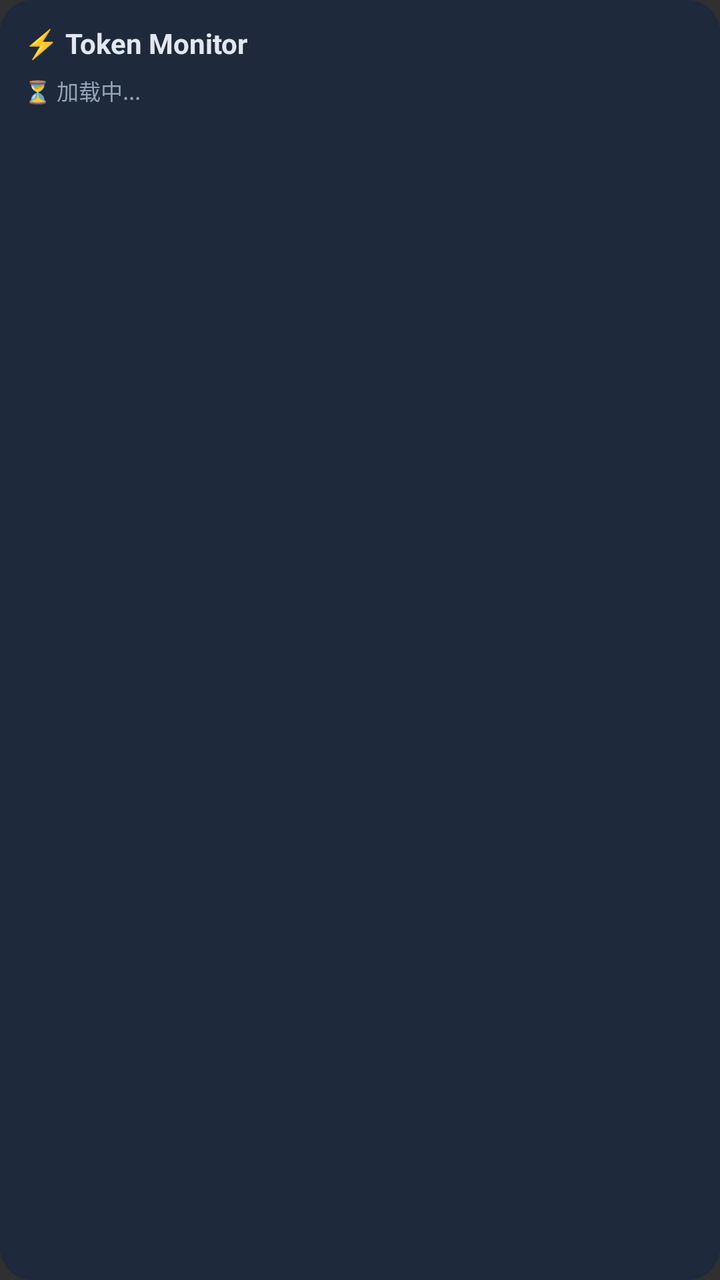
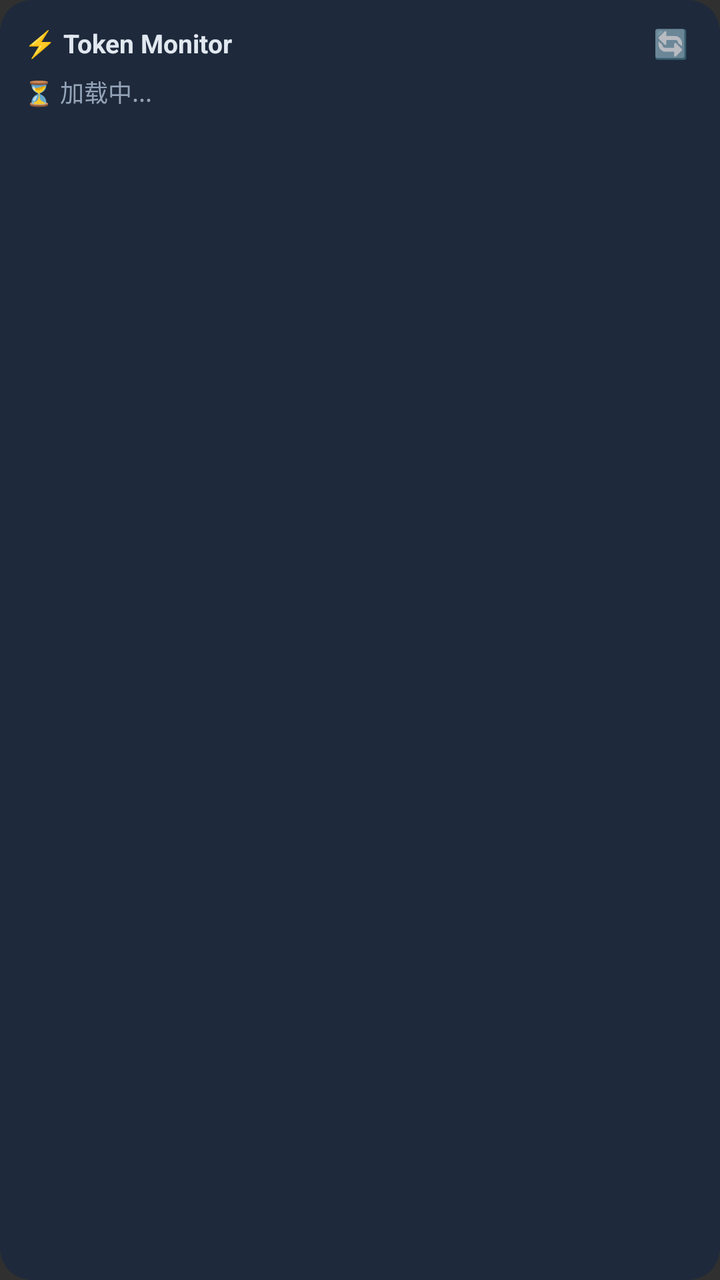

Two renders of the same Android screen: before a commit and after it. Below are the layout's source before the change and the commit's diff.
<!-- AndroidManifest.xml: application theme android:Theme.Material.NoActionBar -->
<!-- res/layout/widget_layout.xml -->
<?xml version="1.0" encoding="utf-8"?>
<LinearLayout xmlns:android="http://schemas.android.com/apk/res/android"
    android:id="@+id/widget_root"
    android:layout_width="match_parent"
    android:layout_height="match_parent"
    android:background="@drawable/widget_bg"
    android:orientation="vertical"
    android:padding="12dp">

    <TextView
        android:id="@+id/widget_title"
        android:layout_width="wrap_content"
        android:layout_height="wrap_content"
        android:text="⚡ Token Monitor"
        android:textColor="#e2e8f0"
        android:textSize="14sp"
        android:textStyle="bold" />

    <TextView
        android:id="@+id/widget_content"
        android:layout_width="wrap_content"
        android:layout_height="wrap_content"
        android:layout_marginTop="6dp"
        android:lineSpacingExtra="3dp"
        android:text="⏳ 加载中..."
        android:textColor="#94a3b8"
        android:textSize="11sp" />

</LinearLayout>
<!-- resources referenced by this layout -->
<resources>
  <!-- drawable widget_bg (drawable) -->
  <?xml version="1.0" encoding="utf-8"?>
  <shape xmlns:android="http://schemas.android.com/apk/res/android"
      android:shape="rectangle">
      <solid android:color="#1e293b" />
      <corners android:radius="16dp" />
  </shape>
</resources>

<!-- the commit's change to res/layout/widget_layout.xml (unified diff, before → after) -->
@@ -7,14 +7,41 @@
     android:orientation="vertical"
     android:padding="12dp">
 
-    <TextView
-        android:id="@+id/widget_title"
-        android:layout_width="wrap_content"
+    <LinearLayout
+        android:layout_width="match_parent"
         android:layout_height="wrap_content"
-        android:text="⚡ Token Monitor"
-        android:textColor="#e2e8f0"
-        android:textSize="14sp"
-        android:textStyle="bold" />
+        android:orientation="horizontal"
+        android:gravity="center_vertical">
+
+        <TextView
+            android:id="@+id/widget_title"
+            android:layout_width="0dp"
+            android:layout_height="wrap_content"
+            android:layout_weight="1"
+            android:text="⚡ Token Monitor"
+            android:textColor="#e2e8f0"
+            android:textSize="13sp"
+            android:textStyle="bold" />
+
+        <TextView
+            android:id="@+id/widget_refresh"
+            android:layout_width="wrap_content"
+            android:layout_height="wrap_content"
+            android:text="🔄"
+            android:textSize="14sp"
+            android:paddingLeft="12dp"
+            android:paddingRight="4dp"
+            android:clickable="true"
+            android:focusable="true" />
+
+        <TextView
+            android:id="@+id/widget_time"
+            android:layout_width="wrap_content"
+            android:layout_height="wrap_content"
+            android:text=""
+            android:textColor="#475569"
+            android:textSize="9sp" />
+    </LinearLayout>
 
     <TextView
         android:id="@+id/widget_content"
@@ -24,6 +51,6 @@
         android:lineSpacingExtra="3dp"
         android:text="⏳ 加载中..."
         android:textColor="#94a3b8"
-        android:textSize="11sp" />
+        android:textSize="12sp" />
 
 </LinearLayout>
